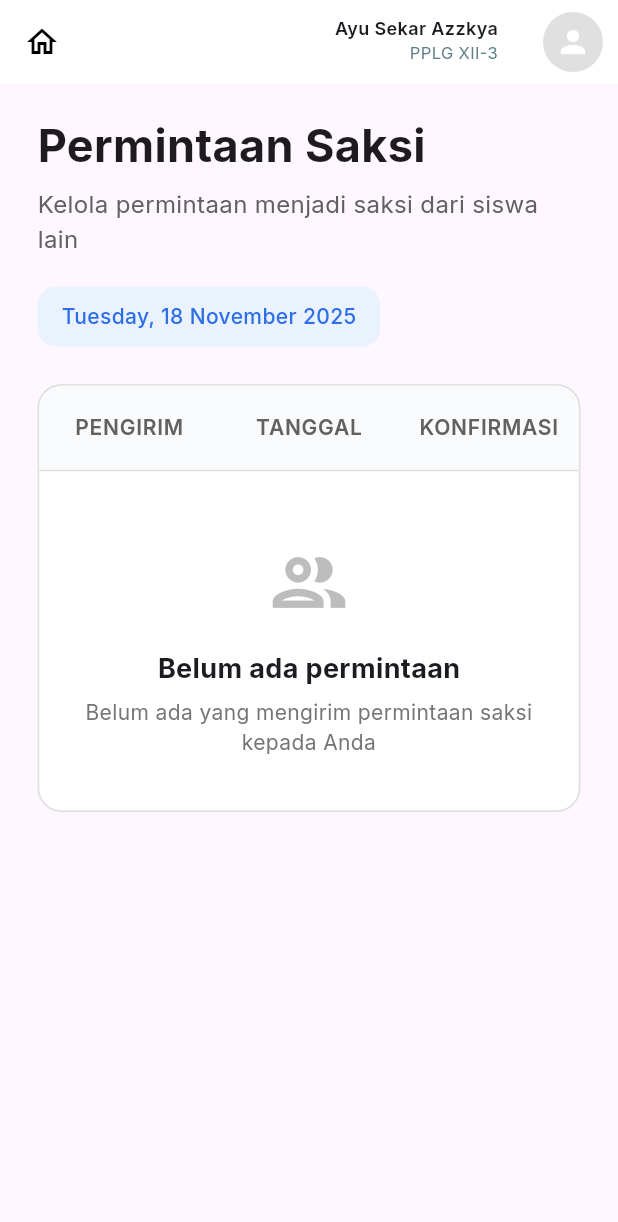
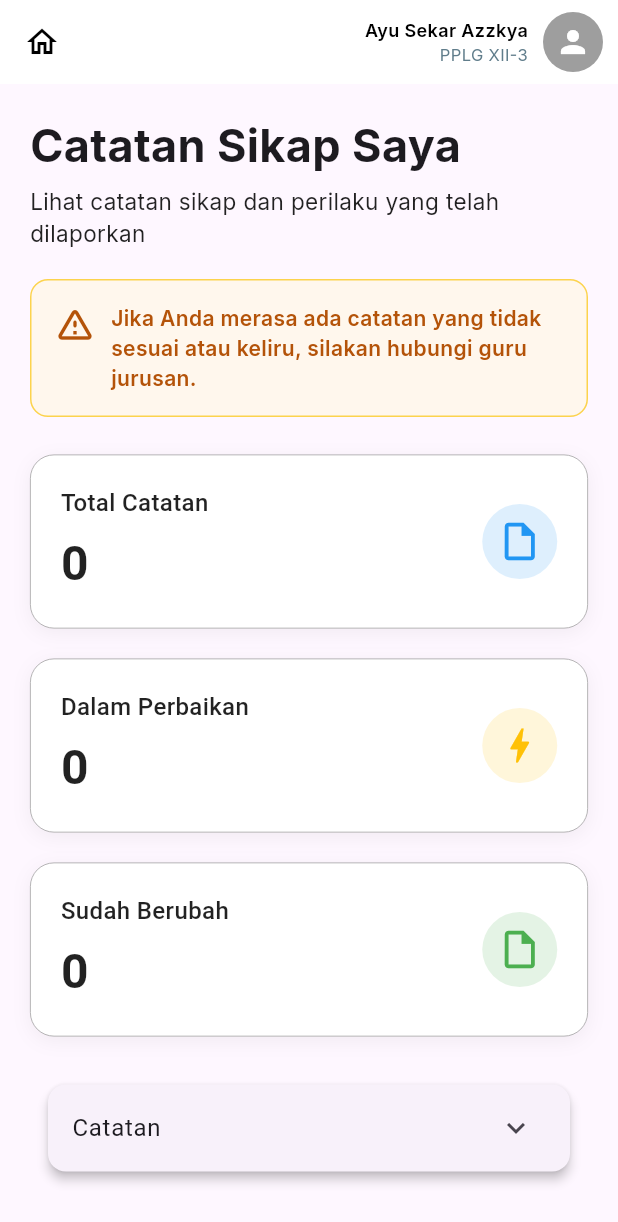
Before and after one commit to Ryan-Dwiyanto/Jurnalku_trio, a Flutter app: the screen it shows after launch, on a phone screen of 412 x 824 dp. Shown: the top 1222 px of the screen. Run offline on Flutter 3.47's test engine with Material 3 defaults, Android fonts, the phone set to English and light mode, and no system bars; our stand-ins replace google_fonts.

```diff
--- a/lib/main.dart
+++ b/lib/main.dart
@@ -1,5 +1,6 @@
 import 'package:flutter/material.dart';
 import 'package:jurnalku_trio/permintaan_saksi.dart';
+import 'package:jurnalku_trio/portofolio.dart';
 
 
 void main() {
@@ -16,7 +17,7 @@ class MyApp extends StatelessWidget {
       theme: ThemeData(
         colorScheme: ColorScheme.fromSeed(seedColor: Colors.deepPurple),
       ),
-      home: PermintaanSaksi(),
+      home: Portofolio(),
     );
   }
 }
--- /dev/null
+++ b/lib/portofolio.dart
@@ -0,0 +1,229 @@
+import 'package:flutter/material.dart';
+import 'package:google_fonts/google_fonts.dart';
+
+class Portofolio extends StatefulWidget {
+  const Portofolio({super.key});
+
+  @override
+  State<Portofolio> createState() => _PortofolioState();
+}
+
+class _PortofolioState extends State<Portofolio> {
+  String? nilaiTerpilih;
+
+  @override
+  Widget build(BuildContext context) {
+    return Scaffold(
+      appBar: AppBar(
+        backgroundColor: Colors.white,
+        elevation: 0,
+        leading: const Icon(Icons.home_outlined, color: Colors.black),
+        actions: [
+          Padding(
+            padding: const EdgeInsets.only(right: 10),
+            child: Row(
+              children: [
+                Column(
+                  crossAxisAlignment: CrossAxisAlignment.end,
+                  mainAxisAlignment: MainAxisAlignment.center,
+                  children: [
+                    Text(
+                      "Ayu Sekar Azzkya",
+                      style: GoogleFonts.inter(
+                        fontSize: 12,
+                        fontWeight: FontWeight.w600,
+                        color: Colors.black,
+                      ),
+                    ),
+                    Text(
+                      "PPLG XII-3",
+                      style: GoogleFonts.inter(
+                        fontSize: 11,
+                        color: Colors.blueGrey,
+                      ),
+                    ),
+                  ],
+                ),
+                const SizedBox(width: 10),
+                const CircleAvatar(
+                  radius: 20,
+                  backgroundColor: Colors.grey,
+                  child: Icon(Icons.person, color: Colors.white),
+                ),
+              ],
+            ),
+          ),
+        ],
+      ),
+
+      body: Padding(
+        padding: const EdgeInsets.all(20),
+        child: ListView(
+          children: [
+            Text(
+              "Catatan Sikap Saya",
+              style: GoogleFonts.inter(
+                fontSize: 30,
+                fontWeight: FontWeight.bold,
+              ),
+            ),
+            const SizedBox(height: 5),
+            Text(
+              "Lihat catatan sikap dan perilaku yang telah dilaporkan",
+              style: GoogleFonts.inter(fontSize: 15, color: Colors.black87),
+            ),
+
+            const SizedBox(height: 20),
+            Container(
+              padding: const EdgeInsets.all(15),
+              decoration: BoxDecoration(
+                color: const Color(0xFFFFF7ED),
+                borderRadius: BorderRadius.circular(12),
+                border: Border.all(color: const Color(0xFFFCD34D)),
+              ),
+              child: Row(
+                crossAxisAlignment: CrossAxisAlignment.start,
+                children: [
+                  const Icon(
+                    Icons.warning_amber_rounded,
+                    color: Color(0xFFB45309),
+                    size: 28,
+                  ),
+                  const SizedBox(width: 10),
+                  Expanded(
+                    child: Text(
+                      "Jika Anda merasa ada catatan yang tidak sesuai atau keliru, silakan hubungi guru jurusan.",
+                      style: GoogleFonts.inter(
+                        fontSize: 14,
+                        color: const Color(0xFFB45309),
+                        fontWeight: FontWeight.w600,
+                      ),
+                    ),
+                  ),
+                ],
+              ),
+            ),
+
+            const SizedBox(height: 25),
+            kotakData(
+              "Total Catatan",
+              "0",
+              Icons.insert_drive_file_outlined,
+              Colors.blue,
+            ),
+
+            const SizedBox(height: 20),
+
+            kotakData("Dalam Perbaikan", "0", Icons.bolt, Colors.amber),
+
+            const SizedBox(height: 20),
+
+            kotakData(
+              "Sudah Berubah",
+              "0",
+              Icons.insert_drive_file_outlined,
+              Colors.green,
+            ),
+
+            const SizedBox(height: 20),
+
+            Card(
+              elevation: 3,
+              margin: const EdgeInsets.all(12),
+              child: ExpansionTile(
+                title: const Text("Catatan"),
+                childrenPadding: const EdgeInsets.all(16),
+                children: [
+                  tampilData("No", ""),
+                  tampilData("Kategori", ""),
+                  tampilData("Catatan", ""),
+                  tampilData("Status", ""),
+                  tampilData("Kategori", ""),
+                  tampilData("Update Terakhir", ""),
+                  tampilData("Aksi", ""),
+                ],
+              ),
+            ),
+          ],
+        ),
+      ),
+    );
+  }
+
+  Widget kotakData(String judul, String angka, IconData icon, Color warna) {
+    return Container(
+      padding: const EdgeInsets.all(20),
+      decoration: BoxDecoration(
+        color: Colors.white,
+        borderRadius: BorderRadius.circular(16),
+        border: Border.all(color: Colors.grey, width: 0.5),
+        boxShadow: [
+          BoxShadow(
+            color: Colors.black.withOpacity(0.05),
+            blurRadius: 10,
+            offset: const Offset(0, 3),
+          ),
+        ],
+      ),
+      child: Row(
+        children: [
+          Expanded(
+            child: Column(
+              crossAxisAlignment: CrossAxisAlignment.start,
+              children: [
+                Text(
+                  judul,
+                  style: const TextStyle(
+                    fontSize: 16,
+                    fontWeight: FontWeight.w500,
+                    color: Colors.black87,
+                  ),
+                ),
+                const SizedBox(height: 6),
+                Text(
+                  angka,
+                  style: const TextStyle(
+                    fontSize: 32,
+                    fontWeight: FontWeight.bold,
+                    color: Colors.black87,
+                  ),
+                ),
+              ],
+            ),
+          ),
+          Container(
+            padding: const EdgeInsets.all(10),
+            decoration: BoxDecoration(
+              color: warna.withOpacity(0.15),
+              shape: BoxShape.circle,
+            ),
+            child: Icon(icon, size: 30, color: warna),
+          ),
+        ],
+      ),
+    );
+  }
+
+  Widget tampilData(String title, String value) {
+    return Padding(
+      padding: const EdgeInsets.symmetric(vertical: 6),
+      child: Row(
+        crossAxisAlignment: CrossAxisAlignment.start,
+        children: [
+          SizedBox(
+            width: 120, // atur lebar label agar semua sejajar
+            child: Text(
+              title,
+              style: const TextStyle(fontSize: 14, fontWeight: FontWeight.w600),
+            ),
+          ),
+          const Text(
+            " : ",
+            style: TextStyle(fontSize: 14, fontWeight: FontWeight.w600),
+          ),
+          Expanded(child: Text(value, style: const TextStyle(fontSize: 14))),
+        ],
+      ),
+    );
+  }
+}
```
Also changed, not shown: lib/permintaan_saksi.dart (+3 -8 lines).
